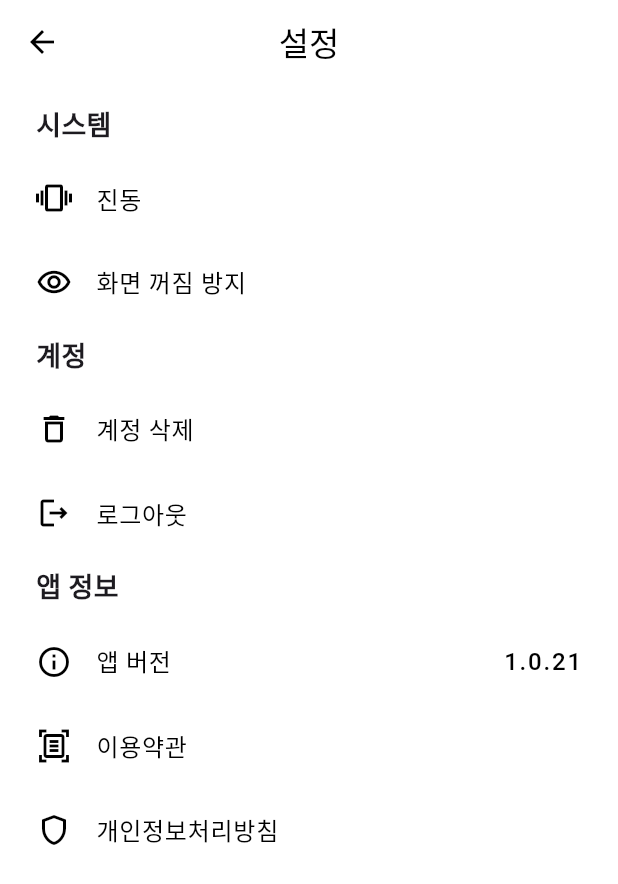
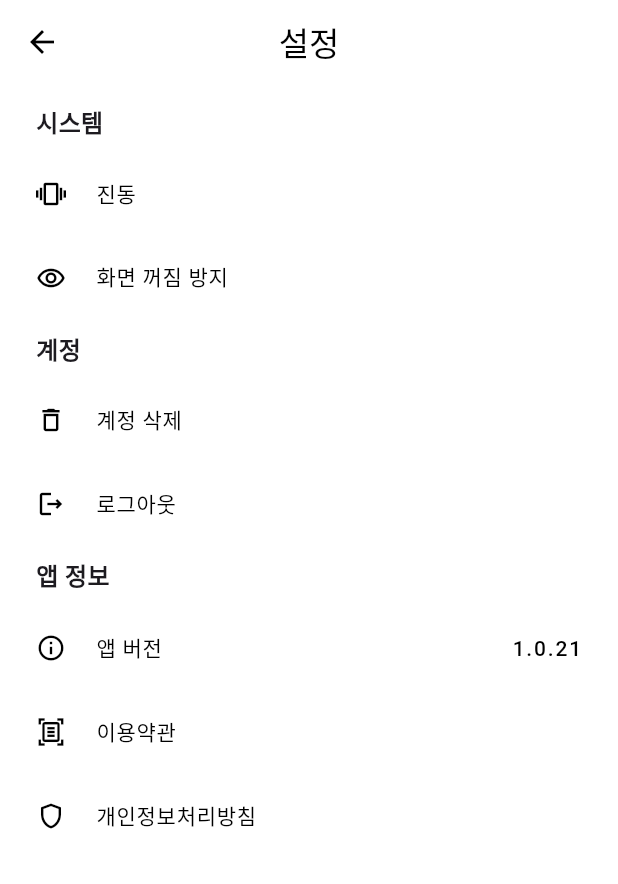
Before and after one commit to pomodak/pomodak-flutter, a Flutter app: the MoreScreen screen opened directly, on a phone screen of 412 x 824 dp. Shown: the top 884 px of the screen. Run offline on Flutter 3.47's test engine with Material 3 defaults, Android fonts, the phone set to English and light mode, and no system bars; drawn by our look-alikes of loader_overlay; our stand-ins replace another_flushbar, awesome_bottom_bar, dio, flutter_dotenv, flutter_local_notifications, flutter_secure_storage and 13 more; missing offline and left inert: kakao_flutter_sdk_user; accounts and stored records are empty; network calls fail.

Commit message:
Fix overall UI sizes for better readability

```diff
--- a/lib/views/screens/main/home_screen/widgets/timer_target_display.dart
+++ b/lib/views/screens/main/home_screen/widgets/timer_target_display.dart
@@ -12,8 +12,7 @@ class TimerTargetDisplay extends StatelessWidget {
   Widget build(BuildContext context) {
     String displayTime;
     final timerState = Provider.of<TimerStateViewModel>(context);
-    final timerOptions =
-        Provider.of<TimerOptionsViewModel>(context, listen: false);
+    final timerOptions = Provider.of<TimerOptionsViewModel>(context);
     if (timerOptions.isPomodoroMode) {
       int targetSeconds = (timerState.pomodoroMode == PomodoroMode.focus)
           ? timerOptions.workTime * 60
--- a/lib/views/screens/main/more_screen/more_screen.dart
+++ b/lib/views/screens/main/more_screen/more_screen.dart
@@ -30,15 +30,21 @@ class MoreScreen extends StatelessWidget {
                 padding: EdgeInsets.symmetric(vertical: 8, horizontal: 24),
                 child: Text(
                   '시스템',
-                  style: TextStyle(fontSize: 18, fontWeight: FontWeight.bold),
+                  style: TextStyle(fontSize: 16, fontWeight: FontWeight.bold),
                 ),
               ),
               ListTile(
                 contentPadding: const EdgeInsets.symmetric(horizontal: 24),
                 leading: Icon(
                   appViewModel.vibration ? Icons.vibration : Icons.close,
+                  size: 20,
                 ),
-                title: const Text('진동'),
+                title: const Text(
+                  '진동',
+                  style: TextStyle(
+                    fontSize: 14,
+                  ),
+                ),
                 onTap: () async {
                   appViewModel.vibration = !appViewModel.vibration;
                   if (await Vibration.hasVibrator() == true &&
@@ -53,8 +59,14 @@ class MoreScreen extends StatelessWidget {
                   appViewModel.keepScreenOn
                       ? Icons.remove_red_eye_outlined
                       : Icons.close,
+                  size: 20,
                 ),
-                title: const Text('화면 꺼짐 방지'),
+                title: const Text(
+                  '화면 꺼짐 방지',
+                  style: TextStyle(
+                    fontSize: 14,
+                  ),
+                ),
                 onTap: () async {
                   appViewModel.keepScreenOn = !appViewModel.keepScreenOn;
                 },
@@ -63,19 +75,35 @@ class MoreScreen extends StatelessWidget {
                 padding: EdgeInsets.symmetric(vertical: 8, horizontal: 24),
                 child: Text(
                   '계정',
-                  style: TextStyle(fontSize: 18, fontWeight: FontWeight.bold),
+                  style: TextStyle(fontSize: 16, fontWeight: FontWeight.bold),
                 ),
               ),
               ListTile(
                 contentPadding: const EdgeInsets.symmetric(horizontal: 24),
-                leading: const Icon(Icons.delete_outline),
-                title: const Text('계정 삭제'),
+                leading: const Icon(
+                  Icons.delete_outline,
+                  size: 20,
+                ),
+                title: const Text(
+                  '계정 삭제',
+                  style: TextStyle(
+                    fontSize: 14,
+                  ),
+                ),
                 onTap: () {},
               ),
               ListTile(
                 contentPadding: const EdgeInsets.symmetric(horizontal: 24),
-                leading: const Icon(Icons.logout_outlined),
-                title: const Text('로그아웃'),
+                leading: const Icon(
+                  Icons.logout_outlined,
+                  size: 20,
+                ),
+                title: const Text(
+                  '로그아웃',
+                  style: TextStyle(
+                    fontSize: 14,
+                  ),
+                ),
                 onTap: () async {
                   await authViewModel.logOut();
                 },
@@ -84,30 +112,54 @@ class MoreScreen extends StatelessWidget {
                 padding: EdgeInsets.symmetric(vertical: 8, horizontal: 24),
                 child: Text(
                   '앱 정보',
-                  style: TextStyle(fontSize: 18, fontWeight: FontWeight.bold),
+                  style: TextStyle(fontSize: 16, fontWeight: FontWeight.bold),
                 ),
               ),
               const ListTile(
                 contentPadding: EdgeInsets.symmetric(horizontal: 24),
-                leading: Icon(Icons.info_outline),
-                title: Text('앱 버전'),
+                leading: Icon(
+                  Icons.info_outline,
+                  size: 20,
+                ),
+                title: Text(
+                  '앱 버전',
+                  style: TextStyle(
+                    fontSize: 14,
+                  ),
+                ),
                 trailing: Text(
                   "1.0.21",
-                  style: TextStyle(fontSize: 16, letterSpacing: 1.2),
+                  style: TextStyle(fontSize: 14, letterSpacing: 1.2),
                 ),
               ),
               ListTile(
                 contentPadding: const EdgeInsets.symmetric(horizontal: 24),
-                leading: const Icon(Icons.document_scanner_outlined),
-                title: const Text('이용약관'),
+                leading: const Icon(
+                  Icons.document_scanner_outlined,
+                  size: 20,
+                ),
+                title: const Text(
+                  '이용약관',
+                  style: TextStyle(
+                    fontSize: 14,
+                  ),
+                ),
                 onTap: () {
                   showTermsModal(context);
                 },
               ),
               ListTile(
                 contentPadding: const EdgeInsets.symmetric(horizontal: 24),
-                leading: const Icon(Icons.shield_outlined),
-                title: const Text('개인정보처리방침'),
+                leading: const Icon(
+                  Icons.shield_outlined,
+                  size: 20,
+                ),
+                title: const Text(
+                  '개인정보처리방침',
+                  style: TextStyle(
+                    fontSize: 14,
+                  ),
+                ),
                 onTap: () {
                   showPrivacyPolicyModal(context);
                 },
--- a/lib/views/screens/main/user_screen/widgets/user_edit_modal.dart
+++ b/lib/views/screens/main/user_screen/widgets/user_edit_modal.dart
@@ -110,6 +110,7 @@ class _UserEditModalState extends State<UserEditModal> {
                 width: 100,
                 height: 100,
               ),
+              const SizedBox(height: 28),
               const Row(
                 children: [
                   Text(
@@ -141,7 +142,7 @@ class _UserEditModalState extends State<UserEditModal> {
                   },
                 ),
               ),
-              const SizedBox(height: 20),
+              const SizedBox(height: 28),
               CustomTextField(
                 labelText: '닉네임',
                 controller: _nicknameController,
@@ -149,7 +150,7 @@ class _UserEditModalState extends State<UserEditModal> {
                 onSaved: (value) => _nicknameController.text = value!,
                 keyboardType: TextInputType.text,
               ),
-              const SizedBox(height: 8),
+              const SizedBox(height: 16),
               CustomTextField(
                 labelText: '상태메세지',
                 controller: _statusMessageController,
--- a/lib/views/screens/main/user_screen/widgets/user_profile.dart
+++ b/lib/views/screens/main/user_screen/widgets/user_profile.dart
@@ -37,7 +37,7 @@ class UserProfile extends StatelessWidget {
         Text(
           nickname,
           style: const TextStyle(
-            fontSize: 18,
+            fontSize: 16,
             letterSpacing: 1.2,
           ),
         ),
@@ -45,7 +45,7 @@ class UserProfile extends StatelessWidget {
         Text(
           statusMessage,
           style: const TextStyle(
-              fontSize: 16, letterSpacing: 1.2, color: Colors.black54),
+              fontSize: 14, letterSpacing: 1.2, color: Colors.black54),
         )
       ],
     );
```
Also changed, not shown: lib/views/screens/main/home_screen/widgets/show_timer_option_modal.dart (+7 -7 lines), lib/views/screens/main/user_screen/user_screen.dart (+6 -2 lines), lib/views/screens/main/user_screen/widgets/user_focus_summary.dart (+4 -4 lines).
